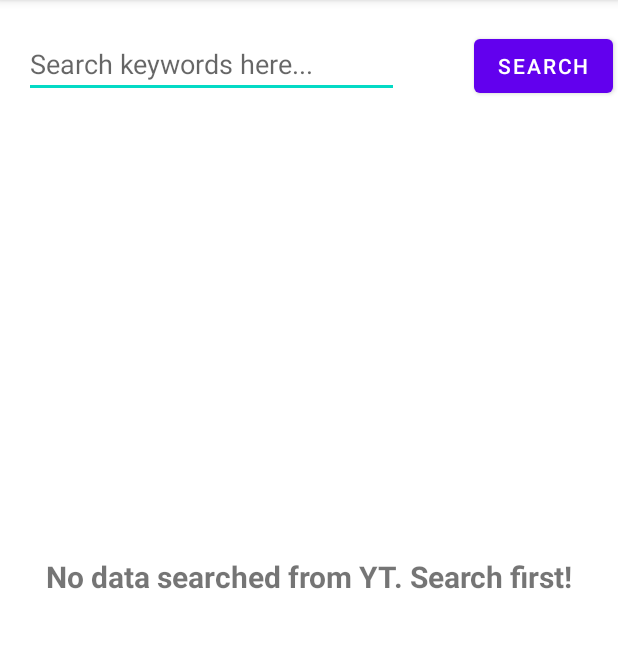
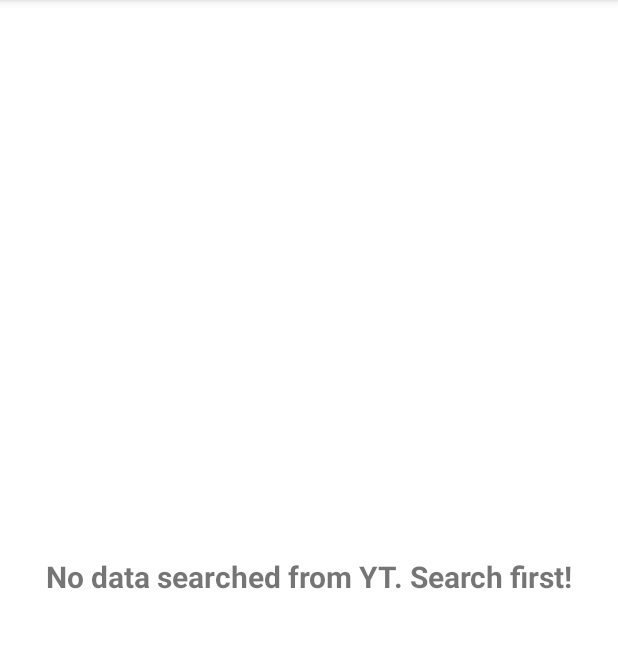
Before and after one commit to MogodanCristian/FreeDecibel, an Android app: the screen it shows after launch (MainActivity), on a phone screen of 412 x 824 dp, the part 84-732 px from its top. Run offline under Robolectric (Android 15) with nearby library versions, the phone set to English and light mode, and no system bars; our stand-ins replace Picasso, data binding; pictures from the network do not load.

```diff
--- a/app/src/main/res/layout/activity_main.xml
+++ b/app/src/main/res/layout/activity_main.xml
@@ -14,30 +14,6 @@
         android:layout_height="match_parent"
         tools:context=".MainActivity">
 
-        <LinearLayout
-            android:id="@+id/search_engine"
-            android:layout_width="match_parent"
-            android:layout_height="wrap_content"
-            android:layout_marginTop="20dp"
-            app:layout_constraintTop_toTopOf="parent"
-            android:orientation="horizontal">
-
-            <EditText
-                android:id="@+id/search_text"
-                android:layout_width="wrap_content"
-                android:layout_height="wrap_content"
-                android:width="250dp"
-                android:layout_marginStart="16dp"
-                android:hint="Search keywords here..." />
-
-            <Button
-                android:id="@+id/btn_search"
-                android:layout_width="wrap_content"
-                android:layout_height="wrap_content"
-                android:layout_marginLeft="50dp"
-                android:text="Search" />
-
-        </LinearLayout>
 
         <androidx.recyclerview.widget.RecyclerView
             android:id="@+id/customRecyclerView"
@@ -47,7 +23,7 @@
             android:layout_marginTop="20dp"
             app:layout_constraintLeft_toLeftOf="parent"
             app:layout_constraintRight_toRightOf="parent"
-            app:layout_constraintTop_toBottomOf="@+id/search_engine" />
+            app:layout_constraintTop_toTopOf="parent" />
 
         <TextView
             android:id="@+id/textview_nodata"
```
Also changed, not shown: app/src/main/java/com/steelparrot/freedecibel/MainActivity.java (+9 -18 lines).
